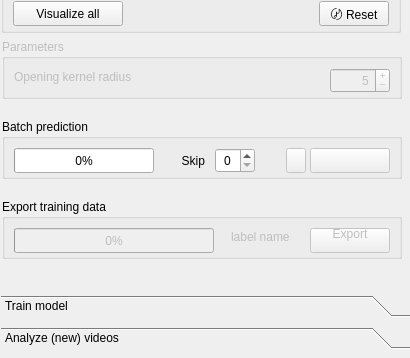
Qt form octron/qt_gui/octron.ui (horsto/OCTRON-GUI) before a commit; both pictures show x 0 to 410 and y 342 to 700 of the 410 by 700 pixel window.
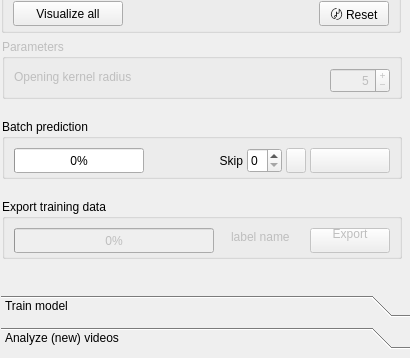
The same form after that commit. The open tabs and pages were chosen to show the change. Icons and pictures are not drawn.

Commit message: [WIP] Updated layout and button activation for predict

```diff
--- a/octron/qt_gui/octron.ui
+++ b/octron/qt_gui/octron.ui
@@ -859,13 +859,13 @@
               </property>
               <property name="minimumSize">
                <size>
-                <width>140</width>
+                <width>130</width>
                 <height>25</height>
                </size>
               </property>
               <property name="maximumSize">
                <size>
-                <width>140</width>
+                <width>130</width>
                 <height>25</height>
                </size>
               </property>
@@ -883,7 +883,7 @@
               </property>
              </widget>
             </item>
-            <item alignment="Qt::AlignmentFlag::AlignRight|Qt::AlignmentFlag::AlignVCenter">
+            <item alignment="Qt::AlignmentFlag::AlignRight">
              <widget class="QLabel" name="skip_label">
               <property name="minimumSize">
                <size>
@@ -905,20 +905,30 @@
               </property>
              </widget>
             </item>
-            <item alignment="Qt::AlignmentFlag::AlignRight|Qt::AlignmentFlag::AlignVCenter">
+            <item>
              <widget class="QSpinBox" name="skip_frames_spinbox">
+              <property name="sizePolicy">
+               <sizepolicy hsizetype="Fixed" vsizetype="Fixed">
+                <horstretch>0</horstretch>
+                <verstretch>0</verstretch>
+               </sizepolicy>
+              </property>
               <property name="minimumSize">
                <size>
-                <width>40</width>
+                <width>35</width>
                 <height>25</height>
                </size>
               </property>
               <property name="maximumSize">
                <size>
-                <width>40</width>
+                <width>35</width>
                 <height>25</height>
                </size>
               </property>
+              <property name="toolTip">
+               <string>How many frames should be skipped in
+batch prediction?</string>
+              </property>
               <property name="alignment">
                <set>Qt::AlignmentFlag::AlignRight|Qt::AlignmentFlag::AlignTrailing|Qt::AlignmentFlag::AlignVCenter</set>
               </property>
@@ -933,7 +943,7 @@
               </property>
              </widget>
             </item>
-            <item alignment="Qt::AlignmentFlag::AlignRight|Qt::AlignmentFlag::AlignVCenter">
+            <item>
              <widget class="QPushButton" name="predict_next_oneframe_btn">
               <property name="enabled">
                <bool>false</bool>
@@ -962,12 +972,15 @@
                 <height>25</height>
                </size>
               </property>
+              <property name="toolTip">
+               <string>Predict next frame</string>
+              </property>
               <property name="text">
                <string/>
               </property>
              </widget>
             </item>
-            <item alignment="Qt::AlignmentFlag::AlignRight|Qt::AlignmentFlag::AlignVCenter">
+            <item alignment="Qt::AlignmentFlag::AlignVCenter">
              <widget class="QPushButton" name="predict_next_batch_btn">
               <property name="enabled">
                <bool>false</bool>
@@ -984,6 +997,9 @@
                 <height>25</height>
                </size>
               </property>
+              <property name="toolTip">
+               <string>Predict batch of next frames</string>
+              </property>
               <property name="text">
                <string/>
               </property>
```
The commit also changes 4 other files.
